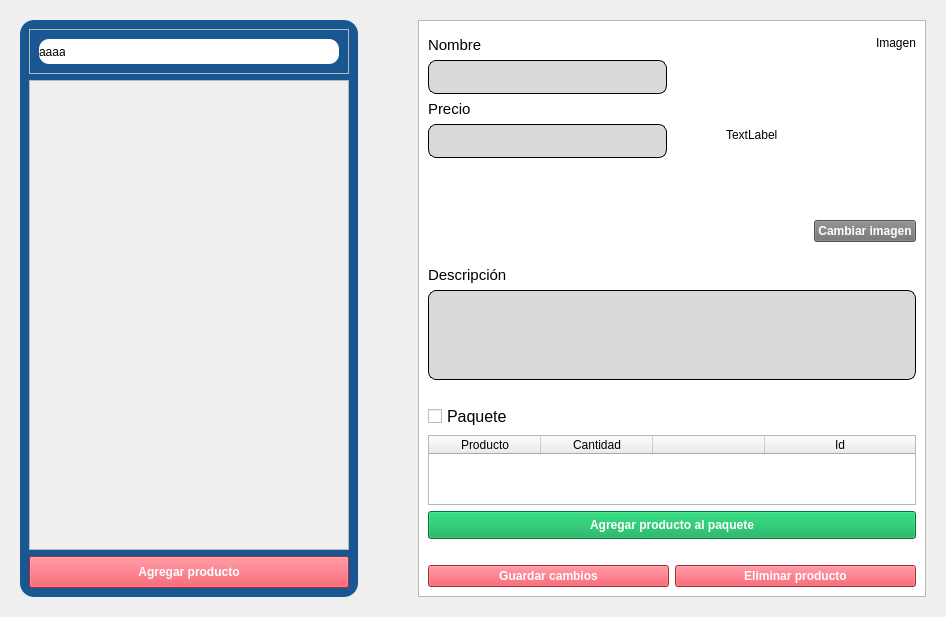
This is RawInterfaces/Productos.ui in Ventthos/PollosExpress as Qt 5 draws it before an edit. The edited form follows.
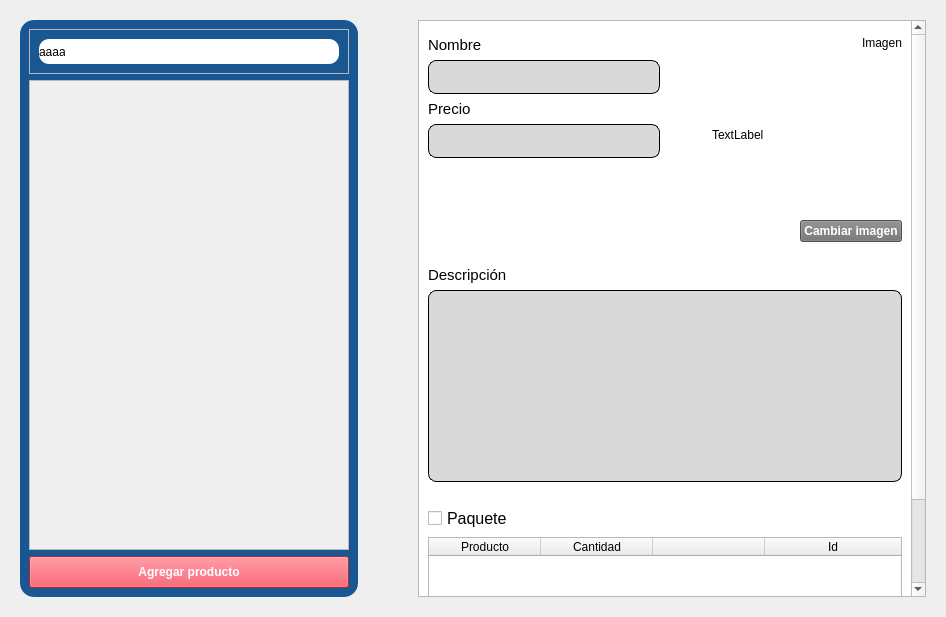
This is the edited form. Icons and pictures are not drawn.

```diff
--- a/RawInterfaces/Productos.ui
+++ b/RawInterfaces/Productos.ui
@@ -261,9 +261,9 @@
             <property name="geometry">
              <rect>
               <x>0</x>
-              <y>-69</y>
+              <y>0</y>
               <width>473</width>
-              <height>644</height>
+              <height>737</height>
              </rect>
             </property>
             <property name="styleSheet">
@@ -407,7 +407,7 @@
                       <bool>true</bool>
                      </property>
                      <property name="wordWrap">
-                      <bool>false</bool>
+                      <bool>true</bool>
                      </property>
                     </widget>
                    </item>
```
